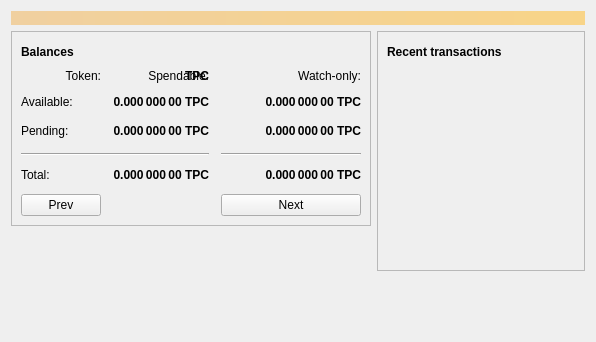
The window that src/qt/forms/overviewpage.ui (chaintope/tapyrus-core) describes before a commit, drawn with Qt 5.
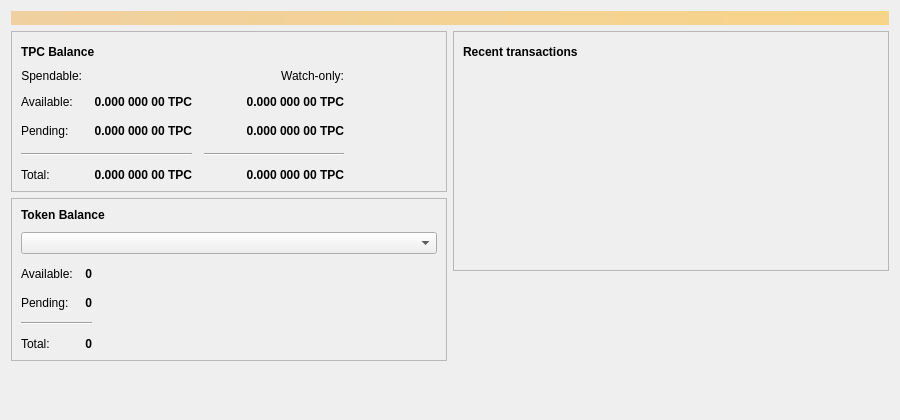
The same window after the commit. Icons and pictures are not drawn.

Commit message: Add token support to overview page and transaction table in tapyrus GUI

What changed in the file:
```diff
--- a/src/qt/forms/overviewpage.ui
+++ b/src/qt/forms/overviewpage.ui
@@ -6,10 +6,16 @@
    <rect>
     <x>0</x>
     <y>0</y>
-    <width>596</width>
-    <height>342</height>
+    <width>900</width>
+    <height>420</height>
    </rect>
   </property>
+  <property name="minimumSize">
+   <size>
+    <width>820</width>
+    <height>0</height>
+   </size>
+  </property>
   <property name="windowTitle">
    <string>Form</string>
   </property>
@@ -36,8 +42,10 @@
    <item>
     <layout class="QHBoxLayout" name="horizontalLayout" stretch="1,1">
      <item>
+      <!-- Left column: TPC balance + Token balance -->
       <layout class="QVBoxLayout" name="verticalLayout_2">
        <item>
+        <!-- TPC Balance frame -->
         <widget class="QFrame" name="frame">
          <property name="frameShape">
           <enum>QFrame::StyledPanel</enum>
@@ -57,15 +65,12 @@
                </font>
               </property>
               <property name="text">
-               <string>Balances</string>
+               <string>TPC Balance</string>
               </property>
              </widget>
             </item>
             <item>
              <widget class="QPushButton" name="labelWalletStatus">
-              <property name="enabled">
-               <bool>true</bool>
-              </property>
               <property name="maximumSize">
                <size>
                 <width>30</width>
@@ -115,40 +120,15 @@
              <number>12</number>
             </property>
             <item row="0" column="0">
-             <widget class="QLabel" name="labelToken">
+             <widget class="QLabel" name="labelSpendable">
               <property name="text">
-               <string>Token:</string>
+               <string>Spendable:</string>
               </property>
               <property name="alignment">
                <set>Qt::AlignRight|Qt::AlignTrailing|Qt::AlignVCenter</set>
               </property>
              </widget>
             </item>
-            <item row="0" column="1">
-             <widget class="QLabel" name="labelTokenName">
-               <property name="font">
-               <font>
-                <weight>75</weight>
-                <bold>true</bold>
-               </font>
-              </property>
-              <property name="cursor">
-               <cursorShape>IBeamCursor</cursorShape>
-              </property>
-              <property name="toolTip">
-               <string>Color of the Token or TPC </string>
-              </property>
-              <property name="text">
-               <string notr="true">TPC</string>
-              </property>
-              <property name="alignment">
-               <set>Qt::AlignRight|Qt::AlignTrailing|Qt::AlignVCenter</set>
-              </property>
-              <property name="textInteractionFlags">
-               <set>Qt::LinksAccessibleByMouse|Qt::TextSelectableByKeyboard|Qt::TextSelectableByMouse</set>
-              </property>
-             </widget>
-            </item>
             <item row="0" column="2">
              <widget class="QLabel" name="labelWatchonly">
               <property name="text">
@@ -181,7 +161,7 @@
                <string>Your current spendable balance</string>
               </property>
               <property name="text">
-               <string notr="true">0.000 000 00 TPC</string>
+               <string notr="true">0.000 000 00 TPC</string>
               </property>
               <property name="alignment">
                <set>Qt::AlignRight|Qt::AlignTrailing|Qt::AlignVCenter</set>
@@ -206,7 +186,7 @@
                <string>Your current balance in watch-only addresses</string>
               </property>
               <property name="text">
-               <string notr="true">0.000 000 00 TPC</string>
+               <string notr="true">0.000 000 00 TPC</string>
               </property>
               <property name="alignment">
                <set>Qt::AlignRight|Qt::AlignTrailing|Qt::AlignVCenter</set>
@@ -216,6 +196,13 @@
               </property>
              </widget>
             </item>
+            <item row="2" column="0">
+             <widget class="QLabel" name="labelPendingText">
+              <property name="text">
+               <string>Pending:</string>
+              </property>
+             </widget>
+            </item>
             <item row="2" column="1">
              <widget class="QLabel" name="labelUnconfirmed">
               <property name="font">
@@ -231,7 +218,7 @@
                <string>Total of transactions that have yet to be confirmed, and do not yet count toward the spendable balance</string>
               </property>
               <property name="text">
-               <string notr="true">0.000 000 00 TPC</string>
+               <string notr="true">0.000 000 00 TPC</string>
               </property>
               <property name="alignment">
                <set>Qt::AlignRight|Qt::AlignTrailing|Qt::AlignVCenter</set>
@@ -256,7 +243,7 @@
                <string>Unconfirmed transactions to watch-only addresses</string>
               </property>
               <property name="text">
-               <string notr="true">0.000 000 00 TPC</string>
+               <string notr="true">0.000 000 00 TPC</string>
               </property>
               <property name="alignment">
                <set>Qt::AlignRight|Qt::AlignTrailing|Qt::AlignVCenter</set>
@@ -327,7 +314,7 @@
                <string>Your current total balance</string>
               </property>
               <property name="text">
-               <string notr="true">0.000 000 00 TPC</string>
+               <string notr="true">0.000 000 00 TPC</string>
               </property>
               <property name="alignment">
                <set>Qt::AlignRight|Qt::AlignTrailing|Qt::AlignVCenter</set>
@@ -352,7 +339,7 @@
                <string>Current total balance in watch-only addresses</string>
               </property>
               <property name="text">
-               <string notr="true">0.000 000 00 TPC</string>
+               <string notr="true">0.000 000 00 TPC</string>
               </property>
               <property name="alignment">
                <set>Qt::AlignRight|Qt::AlignTrailing|Qt::AlignVCenter</set>
@@ -362,64 +349,168 @@
               </property>
              </widget>
             </item>
-            <item row="5" column="0">
-              <widget class="QPushButton" name="prevButton">
-              <property name="enabled">
-                <bool>true</bool>
-              </property>
-              <property name="maximumSize">
-                <size>
-                <width>300</width>
-                <height>16777215</height>
-                </size>
-              </property>
-              <property name="toolTip">
-                <string>Click to view next token balance.</string>
-              </property>
+           </layout>
+          </item>
+         </layout>
+        </widget>
+       </item>
+       <item>
+        <!-- Token Balance frame -->
+        <widget class="QFrame" name="frameToken">
+         <property name="frameShape">
+          <enum>QFrame::StyledPanel</enum>
+         </property>
+         <property name="frameShadow">
+          <enum>QFrame::Raised</enum>
+         </property>
+         <layout class="QVBoxLayout" name="verticalLayout_token">
+          <property name="spacing">
+           <number>10</number>
+          </property>
+          <item>
+           <widget class="QLabel" name="labelTokenHeader">
+            <property name="font">
+             <font>
+              <weight>75</weight>
+              <bold>true</bold>
+             </font>
+            </property>
+            <property name="text">
+             <string>Token Balance</string>
+            </property>
+           </widget>
+          </item>
+          <item>
+           <widget class="QComboBox" name="comboToken">
+            <property name="toolTip">
+             <string>Select a token to view its balance</string>
+            </property>
+            <property name="sizePolicy">
+             <sizepolicy hsizetype="Expanding" vsizetype="Fixed">
+              <horstretch>0</horstretch>
+              <verstretch>0</verstretch>
+             </sizepolicy>
+            </property>
+           </widget>
+          </item>
+          <item>
+           <layout class="QGridLayout" name="gridLayoutToken">
+            <property name="spacing">
+             <number>12</number>
+            </property>
+            <item row="0" column="0">
+             <widget class="QLabel" name="labelTokenAvailableText">
               <property name="text">
-                <string>Prev</string>
-              </property>
-              <property name="flat">
-                <bool>false</bool>
-              </property>
-              </widget>
-            </item>
-            <item row="5" column="2">
-              <widget class="QPushButton" name="nextButton">
-              <property name="enabled">
-                <bool>true</bool>
-              </property>
-              <property name="maximumSize">
-                <size>
-                <width>300</width>
-                <height>16777215</height>
-                </size>
-              </property>
-              <property name="toolTip">
-                <string>Click to view next token balance.</string>
-              </property>
-              <property name="text">
-                <string>Next</string>
-              </property>
-              <property name="flat">
-                <bool>false</bool>
-              </property>
-              </widget>
-            </item>
-            <item row="2" column="0">
-             <widget class="QLabel" name="labelPendingText">
-              <property name="text">
-               <string>Pending:</string>
+               <string>Available:</string>
               </property>
              </widget>
             </item>
             <item row="0" column="1">
-             <widget class="QLabel" name="labelSpendable">
+             <widget class="QLabel" name="labelTokenBalance">
+              <property name="font">
+               <font>
+                <weight>75</weight>
+                <bold>true</bold>
+               </font>
+              </property>
+              <property name="cursor">
+               <cursorShape>IBeamCursor</cursorShape>
+              </property>
+              <property name="toolTip">
+               <string>Confirmed token balance for the selected token</string>
+              </property>
               <property name="text">
-               <string>Spendable:</string>
+               <string notr="true">0</string>
               </property>
               <property name="alignment">
                <set>Qt::AlignRight|Qt::AlignTrailing|Qt::AlignVCenter</set>
+              </property>
+              <property name="textInteractionFlags">
+               <set>Qt::LinksAccessibleByMouse|Qt::TextSelectableByKeyboard|Qt::TextSelectableByMouse</set>
+              </property>
+             </widget>
+            </item>
+            <item row="0" column="2">
+             <spacer name="horizontalSpacer_token">
+              <property name="orientation">
+               <enum>Qt::Horizontal</enum>
+              </property>
+              <property name="sizeHint" stdset="0">
+               <size>
+                <width>40</width>
+                <height>20</height>
+               </size>
+              </property>
+             </spacer>
+            </item>
+            <item row="1" column="0">
+             <widget class="QLabel" name="labelTokenPendingText">
+              <property name="text">
+               <string>Pending:</string>
+              </property>
+             </widget>
+            </item>
+            <item row="1" column="1">
+             <widget class="QLabel" name="labelTokenUnconfirmed">
+              <property name="font">
+               <font>
+                <weight>75</weight>
+                <bold>true</bold>
+               </font>
+              </property>
+              <property name="cursor">
+               <cursorShape>IBeamCursor</cursorShape>
+              </property>
+              <property name="toolTip">
+               <string>Unconfirmed token balance for the selected token</string>
+              </property>
+              <property name="text">
+               <string notr="true">0</string>
+              </property>
+              <property name="alignment">
+               <set>Qt::AlignRight|Qt::AlignTrailing|Qt::AlignVCenter</set>
+              </property>
+              <property name="textInteractionFlags">
+               <set>Qt::LinksAccessibleByMouse|Qt::TextSelectableByKeyboard|Qt::TextSelectableByMouse</set>
+              </property>
+             </widget>
+            </item>
+            <item row="2" column="0" colspan="2">
+             <widget class="Line" name="lineToken">
+              <property name="orientation">
+               <enum>Qt::Horizontal</enum>
+              </property>
+             </widget>
+            </item>
+            <item row="3" column="0">
+             <widget class="QLabel" name="labelTokenTotalText">
+              <property name="text">
+               <string>Total:</string>
+              </property>
+             </widget>
+            </item>
+            <item row="3" column="1">
+             <widget class="QLabel" name="labelTokenTotal">
+              <property name="font">
+               <font>
+                <weight>75</weight>
+                <bold>true</bold>
+               </font>
+              </property>
+              <property name="cursor">
+               <cursorShape>IBeamCursor</cursorShape>
+              </property>
+              <property name="toolTip">
+               <string>Total token balance (confirmed + unconfirmed)</string>
+              </property>
+              <property name="text">
+               <string notr="true">0</string>
+              </property>
+              <property name="alignment">
+               <set>Qt::AlignRight|Qt::AlignTrailing|Qt::AlignVCenter</set>
+              </property>
+              <property name="textInteractionFlags">
+               <set>Qt::LinksAccessibleByMouse|Qt::TextSelectableByKeyboard|Qt::TextSelectableByMouse</set>
               </property>
              </widget>
             </item>
@@ -444,6 +535,7 @@
       </layout>
      </item>
      <item>
+      <!-- Right column: Recent transactions -->
       <layout class="QVBoxLayout" name="verticalLayout_3">
        <item>
         <widget class="QFrame" name="frame_2">
```
The commit also changes 10 other files.
